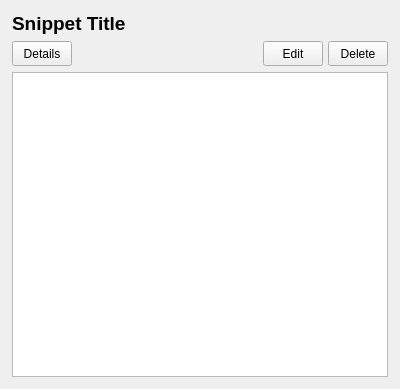
RearmostP/PySnips, file core/ui/snips/widgets/snippet_card.ui: the form before one commit.
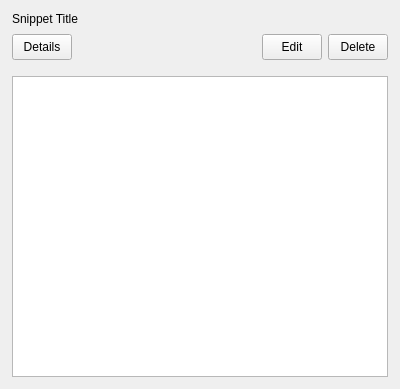
The form after the commit.

What changed in the file:
```diff
--- a/core/ui/snips/widgets/snippet_card.ui
+++ b/core/ui/snips/widgets/snippet_card.ui
@@ -15,7 +15,7 @@
   </property>
   <layout class="QVBoxLayout" name="main_layout">
    <property name="spacing">
-    <number>6</number>
+    <number>8</number>
    </property>
    <property name="leftMargin">
     <number>12</number>
@@ -28,24 +28,49 @@
    </property>
    <property name="bottomMargin">
     <number>12</number>
+   </property>
+   <item>
+    <widget class="QWidget" name="cardHeader">
+     <layout class="QVBoxLayout" name="headerLayout">
+      <property name="spacing">
+       <number>8</number>
+      </property>
+      <property name="leftMargin">
+       <number>0</number>
+      </property>
+      <property name="topMargin">
+       <number>0</number>
+      </property>
+      <property name="rightMargin">
+       <number>0</number>
+      </property>
+      <property name="bottomMargin">
+       <number>0</number>
    </property>
    <item>
     <widget class="QLabel" name="title">
-     <property name="font">
-      <font>
-       <pointsize>14</pointsize>
-       <bold>true</bold>
-      </font>
-     </property>
      <property name="text">
       <string>Snippet Title</string>
      </property>
+        <property name="sizePolicy">
+         <sizepolicy hsizetype="Ignored" vsizetype="Preferred">
+          <horstretch>0</horstretch>
+          <verstretch>0</verstretch>
+         </sizepolicy>
+        </property>
+        <property name="wordWrap">
+         <bool>true</bool>
+        </property>
     </widget>
    </item>
    <item>
+       <widget class="QWidget" name="cardActions">
+        <property name="layoutDirection">
+         <enum>Qt::LeftToRight</enum>
+        </property>
     <layout class="QHBoxLayout" name="details_edit_layout">
      <property name="spacing">
-      <number>5</number>
+          <number>6</number>
      </property>
      <property name="leftMargin">
       <number>0</number>
@@ -64,13 +89,13 @@
        <property name="minimumSize">
         <size>
          <width>60</width>
-         <height>25</height>
+             <height>26</height>
         </size>
        </property>
        <property name="maximumSize">
         <size>
          <width>60</width>
-         <height>25</height>
+             <height>26</height>
         </size>
        </property>
        <property name="text">
@@ -99,13 +124,13 @@
        <property name="minimumSize">
         <size>
          <width>60</width>
-         <height>25</height>
+             <height>26</height>
         </size>
        </property>
        <property name="maximumSize">
         <size>
          <width>60</width>
-         <height>25</height>
+             <height>26</height>
         </size>
        </property>
        <property name="text">
@@ -121,13 +146,13 @@
        <property name="minimumSize">
         <size>
          <width>60</width>
-         <height>25</height>
+             <height>26</height>
         </size>
        </property>
        <property name="maximumSize">
         <size>
          <width>60</width>
-         <height>25</height>
+             <height>26</height>
         </size>
        </property>
        <property name="text">
@@ -139,6 +164,34 @@
       </widget>
      </item>
     </layout>
+       </widget>
+      </item>
+     </layout>
+    </widget>
+   </item>
+   <item>
+    <widget class="QWidget" name="cardTags">
+     <layout class="QGridLayout" name="tagsLayout">
+      <property name="leftMargin">
+       <number>0</number>
+      </property>
+      <property name="topMargin">
+       <number>0</number>
+      </property>
+      <property name="rightMargin">
+       <number>0</number>
+      </property>
+      <property name="bottomMargin">
+       <number>0</number>
+      </property>
+      <property name="horizontalSpacing">
+       <number>6</number>
+      </property>
+      <property name="verticalSpacing">
+       <number>6</number>
+      </property>
+     </layout>
+    </widget>
    </item>
    <item>
     <widget class="QTextBrowser" name="content">
```
Left out of the diff: 10 changed lines with no effect on the pictures. Lines whose indentation alone changed are shown as unchanged.
